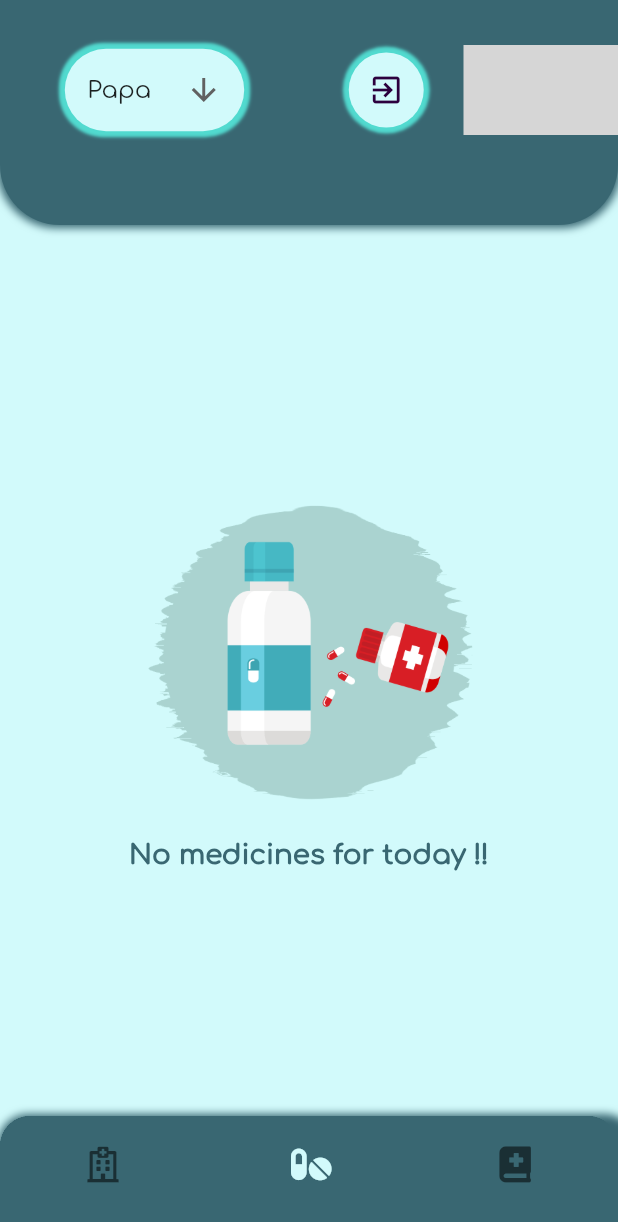
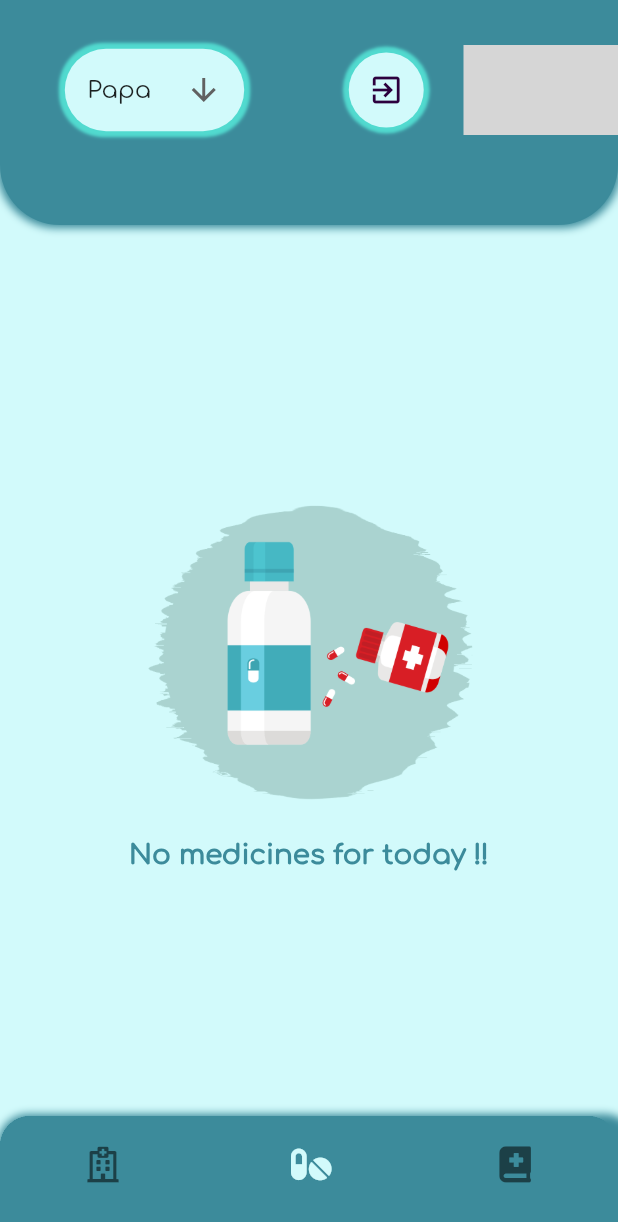
Before and after one commit to luckygr8/pocket-doctor, a Flutter app: the MainScreen screen opened by its route, swiped to page 2, on a phone screen of 412 x 824 dp. Shown: the top 1222 px of the screen. Run offline on Flutter 3.47's test engine with Material 2 defaults, Android fonts, the light colour scheme and no system bars; drawn by our look-alikes of flare_flutter; our stand-ins replace firebase_auth, font_awesome_flutter; accounts and stored records are empty; grey boxes are pictures that could not be loaded.

Commit message:
new res | new color

```diff
--- a/lib/config/const.dart
+++ b/lib/config/const.dart
@@ -2,12 +2,11 @@ import 'package:flutter/material.dart';
 
 const Color lightColor = Color(0xffd2fafb);
 const Color primaryColor = Color(0xff51dacf);
-const Color primaryColorDark = Color(0xff396772);
+const Color primaryColorDark = Color(0xff3c8b9b);
 const Color darkColor = Color(0xff2c003e);
 
 Size size;
 
-void setSize(Size s){
-  if(size==null)
-    size=s;
+void setSize(Size s) {
+  if (size == null) size = s;
 }
--- a/lib/main.dart
+++ b/lib/main.dart
@@ -11,6 +11,7 @@ void main() async {
   WidgetsFlutterBinding.ensureInitialized();
   var user = await Auth.getSigningInfo();
   print(user);
+  //print(user.email);
   runApp(MainApp(user));
 }
 
--- a/lib/screens/mainScreen.dart
+++ b/lib/screens/mainScreen.dart
@@ -11,6 +11,7 @@ import 'package:pocket_doctor/pages/appointments_page.dart';
 class MainScreen extends StatelessWidget {
   @override
   Widget build(BuildContext context) {
+    setSize(MediaQuery.of(context).size);
     return SafeArea(
       child: ChangeNotifierProvider(
         create: (context) => SManageIndex(),
@@ -39,14 +40,12 @@ class AppView extends StatelessWidget {
           ),
           Container(
             child: Center(
-
               // for testing
               child: NoMedicinesFound(),
             ),
           ),
           Container(
             child: Center(
-
               // for testing
               child: NoDocumentsFound(),
             ),
```
Also changed, not shown: lib/components/appointment_res.dart (+11 -2 lines), lib/pages/appointments_page.dart (+5 -6 lines).
